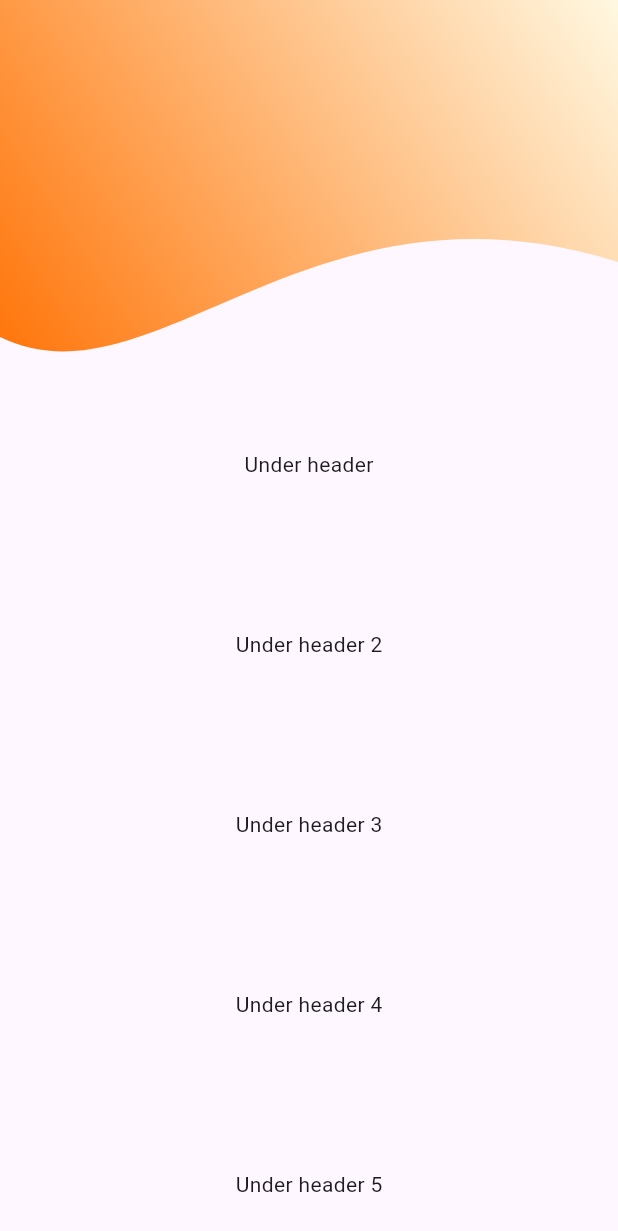
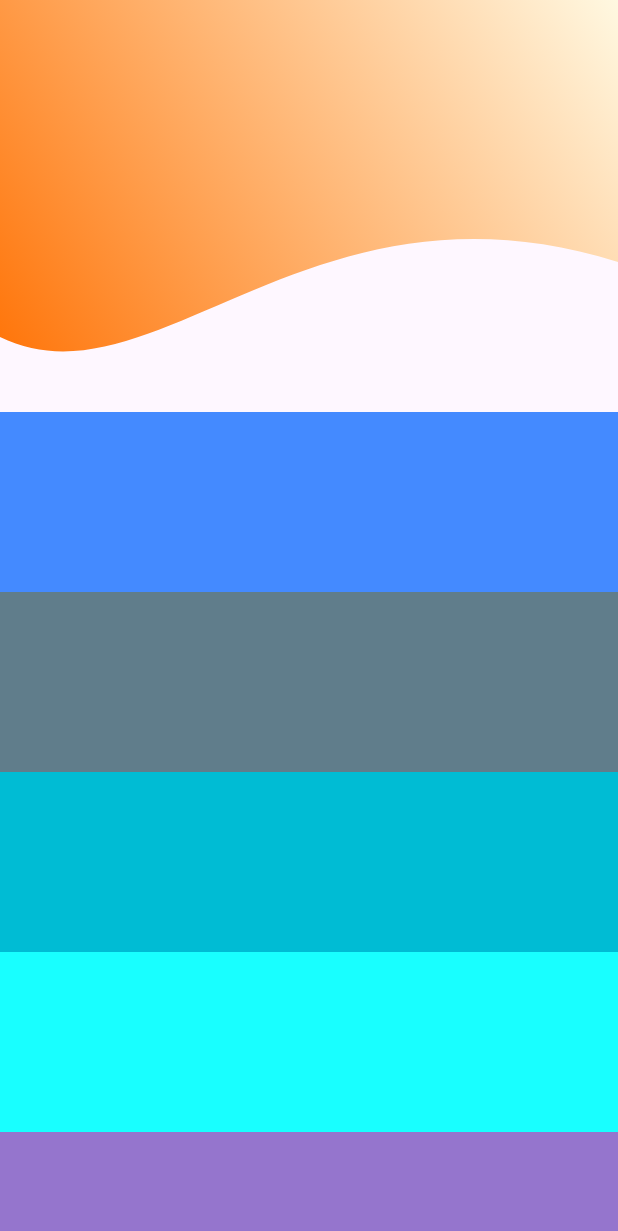
Before and after one commit to Nazg00l/curved_header, a Flutter app: the screen it shows after launch, on a phone screen of 412 x 824 dp. Shown: the top 1231 px of the screen. Run offline on Flutter 3.47's test engine with Material 2 defaults, Android fonts, the phone set to English and light mode, and no system bars.

Commit message:
DummyWidgets as colored boxes

```diff
--- a/lib/main.dart
+++ b/lib/main.dart
@@ -53,11 +53,6 @@ class _MezzoScrollPageState extends State<MezzoScrollPage> {
   @override
   Widget build(BuildContext context) {
     return Scaffold(
-      extendBodyBehindAppBar: true,
-      appBar: AppBar(
-        backgroundColor: Colors.transparent,
-        elevation: 0,
-      ),
       body: SingleChildScrollView(
         controller: scrollController,
         child: Column(
@@ -130,19 +125,11 @@ class MezzoClipper extends CustomClipper<Path> {
 }
 
 List<Widget> DummyWidgets() => <Widget>[
-      const SizedBox(height: 25),
-      const Text('Under header'),
-      const SizedBox(height: 100),
-      const Text('Under header 2'),
-      const SizedBox(height: 100),
-      const Text('Under header 3'),
-      const SizedBox(height: 100),
-      const Text('Under header 4'),
-      const SizedBox(height: 100),
-      const Text('Under header 5'),
-      const SizedBox(height: 100),
-      Container(
-        color: Colors.teal.shade200,
-        child: const Text('The container'),
-      )
+      SizedBox(height: 120, child: Container(color: Colors.blueAccent)),
+      SizedBox(height: 120, child: Container(color: Colors.blueGrey)),
+      SizedBox(height: 120, child: Container(color: Colors.cyan)),
+      SizedBox(height: 120, child: Container(color: Colors.cyanAccent)),
+      SizedBox(height: 120, child: Container(color: Colors.deepPurple.shade300)),
+      SizedBox(height: 120, child: Container(color: Colors.indigo)),
+      SizedBox(height: 120, child: Container(color: Colors.indigo.shade300)),
     ];
```
